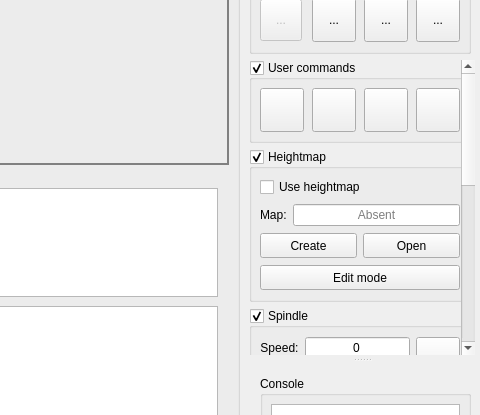
Qt form src/frmmain.ui (Denvi/Candle) before a commit; both pictures show x 398 to 878 and y 276 to 691 of the 878 by 899 pixel window.
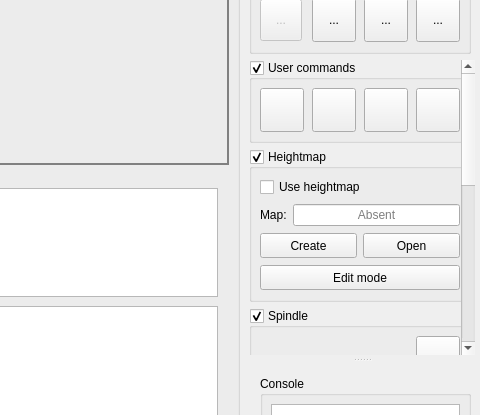
The same form after that commit. Icons and pictures are not drawn. Custom widgets are drawn as their Qt base class.

Commit message: Spindle panel rework

```diff
--- a/src/frmmain.ui
+++ b/src/frmmain.ui
@@ -1528,9 +1528,9 @@
           <property name="geometry">
            <rect>
             <x>0</x>
-            <y>-217</y>
+            <y>-241</y>
             <width>231</width>
-            <height>725</height>
+            <height>715</height>
            </rect>
           </property>
           <property name="sizePolicy">
@@ -1906,51 +1906,7 @@
                   <number>0</number>
                  </property>
                  <item>
-                  <layout class="QVBoxLayout" name="verticalLayout_12">
-                   <item>
-                    <layout class="QHBoxLayout" name="horizontalLayout_4" stretch="0,1">
-                     <item>
-                      <widget class="QLabel" name="lblSpindleSpeed">
-                       <property name="text">
-                        <string>Speed:</string>
-                       </property>
-                       <property name="alignment">
-                        <set>Qt::AlignCenter</set>
-                       </property>
-                      </widget>
-                     </item>
-                     <item>
-                      <widget class="QSpinBox" name="txtSpindleSpeed">
-                       <property name="alignment">
-                        <set>Qt::AlignCenter</set>
-                       </property>
-                       <property name="buttonSymbols">
-                        <enum>QAbstractSpinBox::NoButtons</enum>
-                       </property>
-                       <property name="maximum">
-                        <number>20000</number>
-                       </property>
-                       <property name="value">
-                        <number>0</number>
-                       </property>
-                      </widget>
-                     </item>
-                    </layout>
-                   </item>
-                   <item>
-                    <widget class="QSlider" name="sliSpindleSpeed">
-                     <property name="minimum">
-                      <number>1</number>
-                     </property>
-                     <property name="maximum">
-                      <number>200</number>
-                     </property>
-                     <property name="orientation">
-                      <enum>Qt::Horizontal</enum>
-                     </property>
-                    </widget>
-                   </item>
-                  </layout>
+                  <widget class="SliderBox" name="slbSpindle" native="true"/>
                  </item>
                  <item>
                   <widget class="StyledToolButton" name="cmdSpindle">
@@ -2914,6 +2870,12 @@
    <extends>QSlider</extends>
    <header>widgets/slider.h</header>
   </customwidget>
+  <customwidget>
+   <class>SliderBox</class>
+   <extends>QWidget</extends>
+   <header>widgets/sliderbox.h</header>
+   <container>1</container>
+  </customwidget>
  </customwidgets>
  <tabstops>
   <tabstop>chkTestMode</tabstop>
```
Left out of the diff: 36 changed lines with no effect on the pictures. The commit also changes 6 other files.
